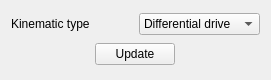
stdr-simulator-ros-pkg/stdr_simulator, file stdr_gui/ui/kinematicProperties.ui: the form before one commit.
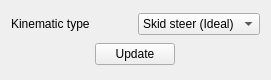
The form after the commit.

The edit to the form file:
```diff
--- a/stdr_gui/ui/kinematicProperties.ui
+++ b/stdr_gui/ui/kinematicProperties.ui
@@ -27,7 +27,7 @@
       <widget class="QComboBox" name="comboBox">
        <item>
         <property name="text">
-         <string>Differential drive</string>
+         <string>Skid steer (Ideal)</string>
         </property>
        </item>
        <item>
```
Left out of the diff: 4 changed lines with no effect on the pictures.
